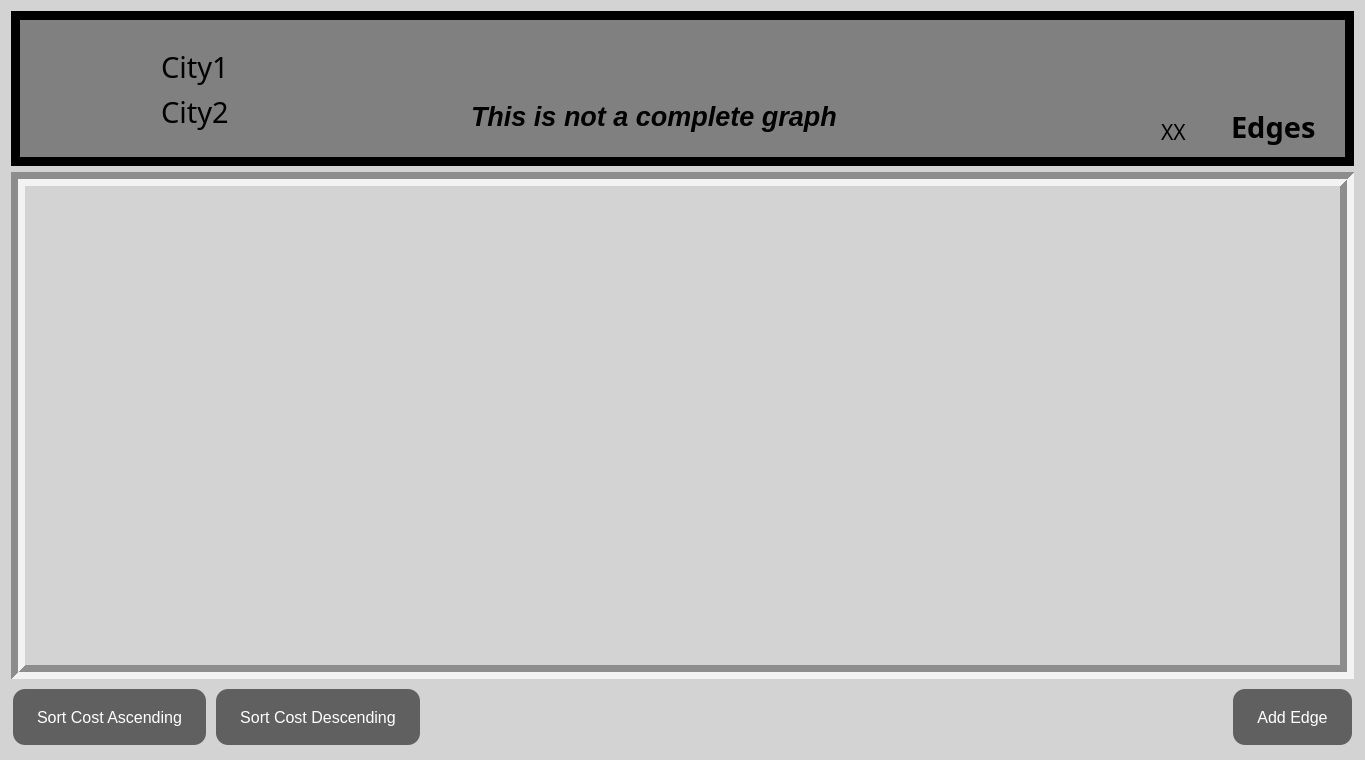
Qt form Way-Finder/grapheditorsecwindow.ui (Way-Finder/Way-Finder) before a commit.
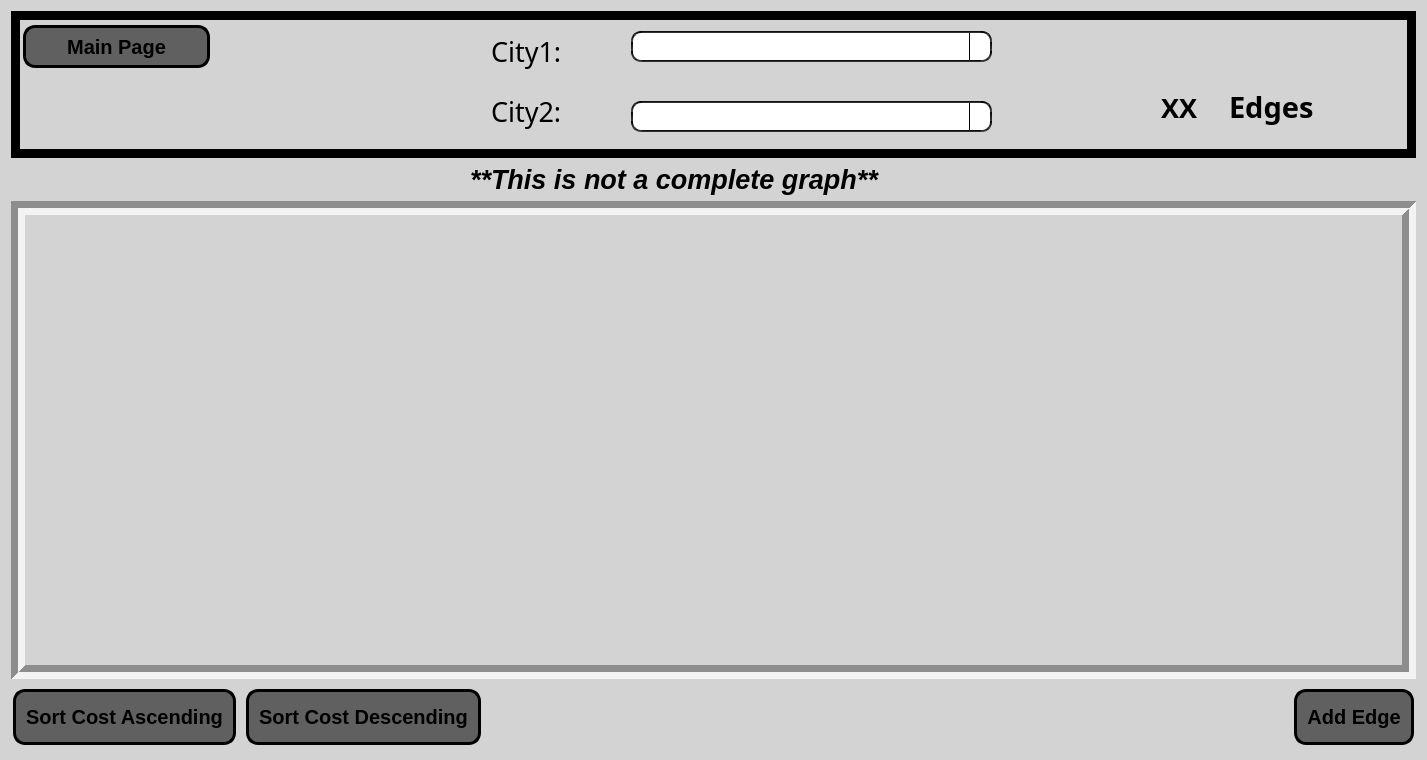
The same form after that commit. Icons and pictures are not drawn.

What changed in the file:
```diff
--- a/Way-Finder/grapheditorsecwindow.ui
+++ b/Way-Finder/grapheditorsecwindow.ui
@@ -6,7 +6,7 @@
    <rect>
     <x>0</x>
     <y>0</y>
-    <width>1359</width>
+    <width>1422</width>
     <height>760</height>
    </rect>
   </property>
@@ -26,7 +26,49 @@
    <string notr="true">background-color: rgb(211, 211, 211);</string>
   </property>
   <layout class="QGridLayout" name="gridLayout">
-   <item row="2" column="0">
+   <item row="9" column="0">
+    <widget class="QScrollArea" name="scrollArea">
+     <property name="sizePolicy">
+      <sizepolicy hsizetype="Expanding" vsizetype="Preferred">
+       <horstretch>0</horstretch>
+       <verstretch>124</verstretch>
+      </sizepolicy>
+     </property>
+     <property name="styleSheet">
+      <string notr="true">background-color: rgb(211, 211, 211);</string>
+     </property>
+     <property name="frameShape">
+      <enum>QFrame::Box</enum>
+     </property>
+     <property name="lineWidth">
+      <number>7</number>
+     </property>
+     <property name="midLineWidth">
+      <number>0</number>
+     </property>
+     <property name="widgetResizable">
+      <bool>true</bool>
+     </property>
+     <widget class="QWidget" name="scrollAreaWidgetContents_3">
+      <property name="geometry">
+       <rect>
+        <x>0</x>
+        <y>0</y>
+        <width>1372</width>
+        <height>435</height>
+       </rect>
+      </property>
+      <property name="sizePolicy">
+       <sizepolicy hsizetype="Preferred" vsizetype="Preferred">
+        <horstretch>0</horstretch>
+        <verstretch>0</verstretch>
+       </sizepolicy>
+      </property>
+      <layout class="QVBoxLayout" name="verticalLayout_3"/>
+     </widget>
+    </widget>
+   </item>
+   <item row="10" column="0">
     <layout class="QHBoxLayout" name="horizontalLayout_5">
      <item>
       <widget class="QPushButton" name="sortAscending">
@@ -39,13 +81,14 @@
        <property name="styleSheet">
         <string notr="true">QPushButton {
     background-color: #606060; /* Slightly darker gray */
-    border: none;
-    color: white;
-    padding: 10px 24px;
+    border: 3px solid black;
+    border-radius: 20px;
+    padding: 5px 10px; 
     text-align: center;
     text-decoration: none;
     display: inline-block;
     font-size: 16px;
+	font: bold 20px;
     margin: 4px 2px;
     cursor: pointer;
     border-radius: 12px; /* Set the border radius to make it rounded */
@@ -76,13 +119,14 @@
        <property name="styleSheet">
         <string notr="true">QPushButton {
     background-color: #606060; /* Slightly darker gray */
-    border: none;
-    color: white;
-    padding: 10px 24px;
+    border: 3px solid black;
+    border-radius: 20px;
+    padding: 5px 10px; 
     text-align: center;
     text-decoration: none;
     display: inline-block;
     font-size: 16px;
+	font: bold 20px;
     margin: 4px 2px;
     cursor: pointer;
     border-radius: 12px; /* Set the border radius to make it rounded */
@@ -153,13 +197,14 @@
        <property name="styleSheet">
         <string notr="true">QPushButton {
     background-color: #606060; /* Slightly darker gray */
-    border: none;
-    color: white;
-    padding: 10px 24px;
+    border: 3px solid black;
+    border-radius: 20px;
+    padding: 5px 10px; 
     text-align: center;
     text-decoration: none;
     display: inline-block;
     font-size: 16px;
+	font: bold 20px;
     margin: 4px 2px;
     cursor: pointer;
     border-radius: 12px; /* Set the border radius to make it rounded */
@@ -181,49 +226,41 @@
      </item>
     </layout>
    </item>
+   <item row="3" column="0" rowspan="2">
+    <layout class="QHBoxLayout" name="horizontalLayout_2">
+     <item>
+      <spacer name="horizontalSpacer_2">
+       <property name="orientation">
+        <enum>Qt::Horizontal</enum>
+       </property>
+       <property name="sizeType">
+        <enum>QSizePolicy::Fixed</enum>
+       </property>
+       <property name="sizeHint" stdset="0">
+        <size>
+         <width>459</width>
+         <height>14</height>
+        </size>
+       </property>
+      </spacer>
+     </item>
+     <item>
+      <widget class="QLabel" name="isComplete">
+       <property name="font">
+        <font>
+         <pointsize>20</pointsize>
+         <italic>true</italic>
+         <bold>true</bold>
+        </font>
+       </property>
+       <property name="text">
+        <string>**This is not a complete graph**</string>
+       </property>
+      </widget>
+     </item>
+    </layout>
+   </item>
    <item row="1" column="0">
-    <widget class="QScrollArea" name="scrollArea">
-     <property name="sizePolicy">
-      <sizepolicy hsizetype="Expanding" vsizetype="Preferred">
-       <horstretch>0</horstretch>
-       <verstretch>124</verstretch>
-      </sizepolicy>
-     </property>
-     <property name="styleSheet">
-      <string notr="true">background-color: rgb(211, 211, 211);</string>
-     </property>
-     <property name="frameShape">
-      <enum>QFrame::Box</enum>
-     </property>
-     <property name="lineWidth">
-      <number>7</number>
-     </property>
-     <property name="midLineWidth">
-      <number>0</number>
-     </property>
-     <property name="widgetResizable">
-      <bool>true</bool>
-     </property>
-     <widget class="QWidget" name="scrollAreaWidgetContents_3">
-      <property name="geometry">
-       <rect>
-        <x>0</x>
-        <y>0</y>
-        <width>1309</width>
-        <height>476</height>
-       </rect>
-      </property>
-      <property name="sizePolicy">
-       <sizepolicy hsizetype="Preferred" vsizetype="Preferred">
-        <horstretch>0</horstretch>
-        <verstretch>0</verstretch>
-       </sizepolicy>
-      </property>
-      <layout class="QVBoxLayout" name="verticalLayout_3"/>
-     </widget>
-    </widget>
-   </item>
-   <item row="0" column="0">
     <widget class="QFrame" name="frame">
      <property name="sizePolicy">
       <sizepolicy hsizetype="Preferred" vsizetype="Expanding">
@@ -235,7 +272,35 @@
       <bool>false</bool>
      </property>
      <property name="styleSheet">
-      <string notr="true">background-color: rgb(128, 128, 128);</string>
+      <string notr="true">background-color: rgb(128, 128, 128);
+QComboBox {
+    background-color: white;
+    border: 2px solid qlineargradient(spread:pad, x1:0, y1:0, x2:0, y2:1, stop:0 rgba(0, 0, 0, 255), stop:1 rgba(64, 64, 64, 255));
+    border-radius: 10px;
+    padding: 1px 18px 1px 3px;
+}
+
+QComboBox::drop-down {
+    subcontrol-origin: padding;
+    subcontrol-position: top right;
+    width: 20px;
+
+    border-left-width: 1px;
+    border-left-color: rgba(0, 0, 0, 255);
+    border-left-style: solid;
+}
+
+QComboBox::down-arrow {
+    image: url(:/icons/icons/down_arrow.svg); 
+	width : 20px;
+}
+
+QComboBox::down-arrow:on {
+    top: 1px;
+    left: 1px;
+}
+
+</string>
      </property>
      <property name="frameShape">
       <enum>QFrame::Box</enum>
@@ -246,104 +311,145 @@
      <property name="lineWidth">
       <number>9</number>
      </property>
+     <widget class="QComboBox" name="city2Combo">
+      <property name="geometry">
+       <rect>
+        <x>620</x>
+        <y>90</y>
+        <width>361</width>
+        <height>31</height>
+       </rect>
+      </property>
+      <property name="styleSheet">
+       <string notr="true">QComboBox {
+    background-color: white;
+    border: 2px solid qlineargradient(spread:pad, x1:0, y1:0, x2:0, y2:1, stop:0 rgba(0, 0, 0, 255), stop:1 rgba(64, 64, 64, 255));
+    border-radius: 10px;
+    padding: 1px 18px 1px 3px; 
+}
+
+QComboBox QAbstractItemView {
+    background-color: white; 
+    border: 2px solid qlineargradient(spread:pad, x1:0, y1:0, x2:0, y2:1, stop:0 rgba(0, 0, 0, 255), stop:1 rgba(64, 64, 64, 255));
+    border-radius: 10px;
+    selection-background-color: lightblue;
+}
+
+QComboBox::drop-down {
+    subcontrol-origin: padding;
+    subcontrol-position: top right;
+    width: 20px;
+
+    border-left-width: 1px;
+    border-left-color: rgba(0, 0, 0, 255);
+    border-left-style: solid;
+}
+
+QComboBox::down-arrow {
+    image: url(:/icons/icons/down_arrow.svg); 
+	width : 20px;
+}
+
+QComboBox::down-arrow:on {
+    top: 1px;
+    left: 1px;
+}
+
+</string>
+      </property>
+     </widget>
+     <widget class="QComboBox" name="city1Combo">
+      <property name="geometry">
+       <rect>
+        <x>620</x>
+        <y>20</y>
+        <width>361</width>
+        <height>31</height>
+       </rect>
+      </property>
+      <property name="styleSheet">
+       <string notr="true">QComboBox {
+    background-color: white;
+    border: 2px solid qlineargradient(spread:pad, x1:0, y1:0, x2:0, y2:1, stop:0 rgba(0, 0, 0, 255), stop:1 rgba(64, 64, 64, 255));
+    border-radius: 10px;
+    padding: 1px 18px 1px 3px; 
+}
+
+QComboBox QAbstractItemView {
+    background-color: white; 
+    border: 2px solid qlineargradient(spread:pad, x1:0, y1:0, x2:0, y2:1, stop:0 rgba(0, 0, 0, 255), stop:1 rgba(64, 64, 64, 255));
+    border-radius: 10px;
+    selection-background-color: lightblue;
+}
+
+QComboBox::drop-down {
+    subcontrol-origin: padding;
+    subcontrol-position: top right;
+    width: 20px;
+
+    border-left-width: 1px;
+    border-left-color: rgba(0, 0, 0, 255);
+    border-left-style: solid;
+}
+
+QComboBox::down-arrow {
+    image: url(:/icons/icons/down_arrow.svg); 
+	width : 20px;
+}
+
+QComboBox::down-arrow:on {
+    top: 1px;
+    left: 1px;
+}
+
+</string>
+      </property>
+     </widget>
      <widget class="QLabel" name="city1Label">
       <property name="geometry">
        <rect>
-        <x>150</x>
-        <y>30</y>
-        <width>271</width>
-        <height>51</height>
+        <x>480</x>
+        <y>20</y>
+        <width>91</width>
+        <height>41</height>
        </rect>
       </property>
-      <property name="sizePolicy">
-       <sizepolicy hsizetype="Preferred" vsizetype="Preferred">
-        <horstretch>0</horstretch>
-        <verstretch>0</verstretch>
-       </sizepolicy>
-      </property>
       <property name="font">
        <font>
         <family>MV Boli</family>
-        <pointsize>22</pointsize>
-        <bold>false</bold>
+        <pointsize>20</pointsize>
        </font>
       </property>
       <property name="text">
-       <string>City1</string>
+       <string>City1:</string>
       </property>
      </widget>
      <widget class="QLabel" name="city2Label">
       <property name="geometry">
        <rect>
-        <x>150</x>
+        <x>480</x>
         <y>80</y>
-        <width>271</width>
-        <height>41</height>
-       </rect>
-      </property>
-      <property name="sizePolicy">
-       <sizepolicy hsizetype="Preferred" vsizetype="Preferred">
-        <horstretch>0</horstretch>
-        <verstretch>0</verstretch>
-       </sizepolicy>
-      </property>
-      <property name="font">
-       <font>
-        <family>MV Boli</family>
-        <pointsize>22</pointsize>
-        <bold>false</bold>
-       </font>
-      </property>
-      <property name="text">
-       <string>City2</string>
-      </property>
-     </widget>
-     <widget class="QLabel" name="numEdges">
-      <property name="geometry">
-       <rect>
-        <x>1150</x>
-        <y>100</y>
-        <width>111</width>
-        <height>41</height>
-       </rect>
-      </property>
-      <property name="font">
-       <font>
-        <family>MV Boli</family>
-        <pointsize>16</pointsize>
-       </font>
-      </property>
-      <property name="text">
-       <string>XX</string>
-      </property>
-     </widget>
-     <widget class="QLabel" name="label">
-      <property name="geometry">
-       <rect>
-        <x>1220</x>
-        <y>90</y>
         <width>101</width>
-        <height>51</height>
+        <height>41</height>
        </rect>
       </property>
       <property name="font">
        <font>
-        <family>Trebuchet MS</family>
-        <pointsize>22</pointsize>
-        <bold>true</bold>
+        <family>MV Boli</family>
+        <pointsize>20</pointsize>
        </font>
       </property>
       <property name="text">
-       <string>Edges</string>
+       <string>City2:</string>
       </property>
      </widget>
      <widget class="QLabel" name="label_2">
       <property name="geometry">
        <rect>
-        <x>30</x>
-        <y>30</y>
-        <width>91</width>
-        <height>101</height>
+        <x>360</x>
+        <y>10</y>
+        <width>111</width>
+        <height>121</height>
        </rect>
       </property>
       <property name="font">
@@ -363,26 +469,91 @@
        <bool>true</bool>
       </property>
      </widget>
-     <widget class="QLabel" name="isComplete">
+     <widget class="QPushButton" name="mainPageButton">
       <property name="geometry">
        <rect>
-        <x>460</x>
-        <y>80</y>
-        <width>461</width>
+        <x>10</x>
+        <y>10</y>
+        <width>191</width>
         <height>51</height>
        </rect>
       </property>
-      <property name="font">
-       <font>
-        <pointsize>20</pointsize>
-        <italic>true</italic>
-        <bold>true</bold>
-       </font>
+      <property name="styleSheet">
+       <string notr="true">QPushButton {
+    background-color: #606060; /* Slightly darker gray */
+    border: 3px solid black;
+    border-radius: 20px;
+    padding: 5px 10px; 
+    text-align: center;
+    text-decoration: none;
+    display: inline-block;
+    font-size: 16px;
+	font: bold 20px;
+    margin: 4px 2px;
+    cursor: pointer;
+    border-radius: 12px; /* Set the border radius to make it rounded */
+}
+
+QPushButton:hover {
+    background-color: #404040 /* Darker gray when hovered */
+}
+
+QPushButton:pressed {
+    background-color: #999999; /* Even darker gray when pressed */
+}
+</string>
       </property>
       <property name="text">
-       <string>This is not a complete graph</string>
+       <string>Main Page</string>
       </property>
      </widget>
+     <widget class="QWidget" name="layoutWidget">
+      <property name="geometry">
+       <rect>
+        <x>1150</x>
+        <y>70</y>
+        <width>153</width>
+        <height>52</height>
+       </rect>
+      </property>
+      <layout class="QHBoxLayout" name="horizontalLayout_3">
+       <item>
+        <widget class="QLabel" name="numEdges">
+         <property name="font">
+          <font>
+           <family>Segoe UI Black</family>
+           <pointsize>20</pointsize>
+           <bold>true</bold>
+          </font>
+         </property>
+         <property name="text">
+          <string>XX</string>
+         </property>
+        </widget>
+       </item>
+       <item>
+        <widget class="QLabel" name="label">
+         <property name="font">
+          <font>
+           <family>Trebuchet MS</family>
+           <pointsize>22</pointsize>
+           <bold>true</bold>
+          </font>
+         </property>
+         <property name="text">
+          <string>Edges</string>
+         </property>
+        </widget>
+       </item>
+      </layout>
+     </widget>
+     <zorder>layoutWidget</zorder>
+     <zorder>city1Combo</zorder>
+     <zorder>city2Combo</zorder>
+     <zorder>city1Label</zorder>
+     <zorder>city2Label</zorder>
+     <zorder>label_4</zorder>
+     <zorder>mainPageButton</zorder>
     </widget>
    </item>
   </layout>
```
Left out of the diff: 4 changed lines with no effect on the pictures.
